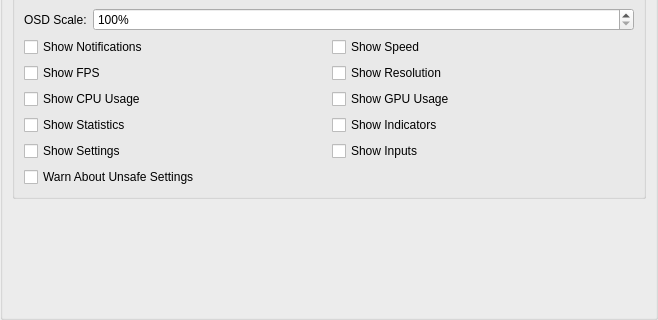
This is pcsx2-qt/Settings/GraphicsSettingsWidget.ui in PCSX2/pcsx2 as Qt 5 draws it before an edit; both pictures show x 0 to 658 and y 159 to 479 of the 658 by 479 pixel window. The edited form follows.
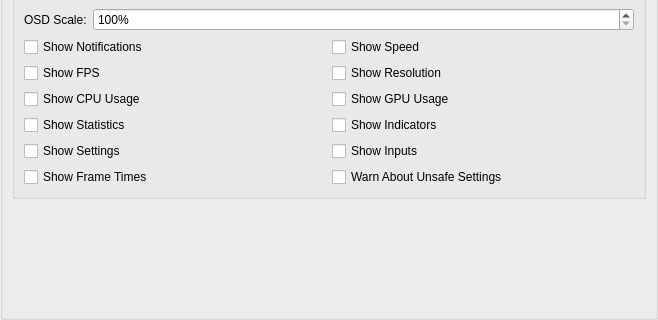
This is the edited form. The open tabs and pages were chosen to show the change.

Commit message: ImGuiOverlays: Add frame time graph

```diff
--- a/pcsx2-qt/Settings/GraphicsSettingsWidget.ui
+++ b/pcsx2-qt/Settings/GraphicsSettingsWidget.ui
@@ -1552,13 +1552,20 @@
               </property>
              </widget>
             </item>
-            <item row="5" column="0">
+            <item row="5" column="1">
              <widget class="QCheckBox" name="warnAboutUnsafeSettings">
               <property name="text">
                <string>Warn About Unsafe Settings</string>
               </property>
              </widget>
             </item>
+            <item row="5" column="0">
+             <widget class="QCheckBox" name="osdShowFrameTimes">
+              <property name="text">
+               <string>Show Frame Times</string>
+              </property>
+             </widget>
+            </item>
            </layout>
           </item>
          </layout>
```
The commit also changes 8 other files.
